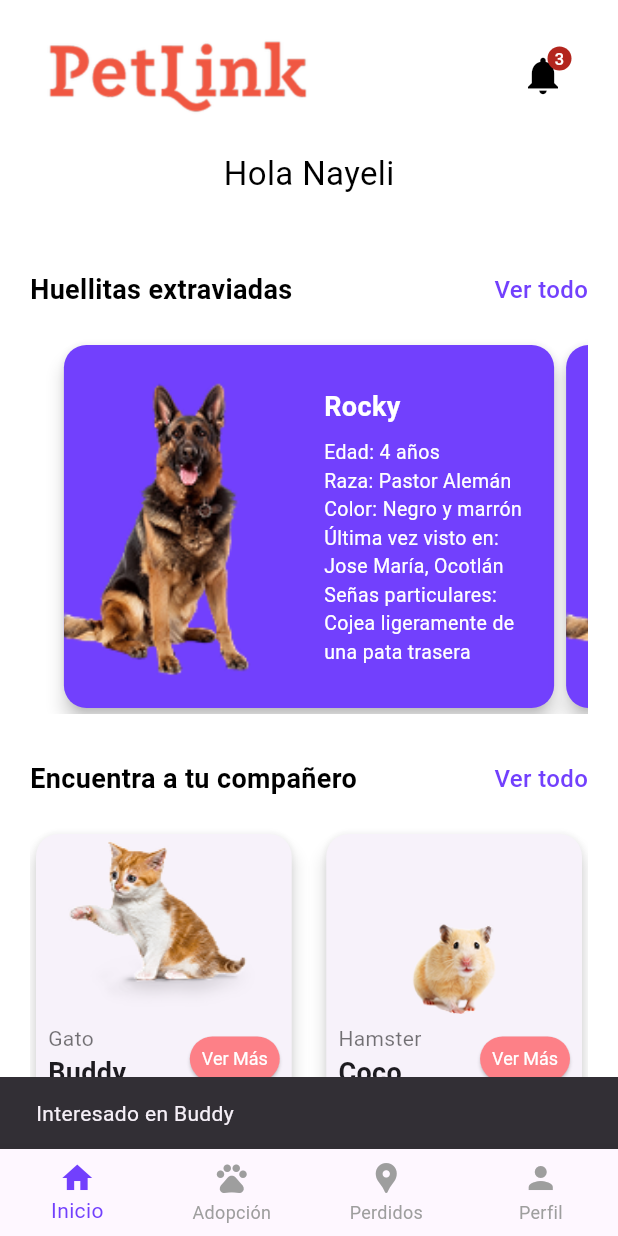
After one commit to nayeliyici/PetLink, a Flutter app: the MainScreen screen opened by its route, after a tap on "Ver Más", on a phone screen of 412 x 824 dp. The commit adds this screen. Run offline on Flutter 3.47's test engine with Material 3 defaults, Android fonts, the light colour scheme and no system bars.

Commit message:
finish page home, add pages shared

```diff
--- a/lib/main.dart
+++ b/lib/main.dart
@@ -1,4 +1,5 @@
 import 'package:flutter/material.dart';
+import 'package:pet_link/main_screen.dart';
 import 'package:pet_link/pages/login.dart';
 
 void main() {
@@ -10,9 +11,13 @@ class MainApp extends StatelessWidget {
 
   @override
   Widget build(BuildContext context) {
-    return const MaterialApp(
+    return MaterialApp(
       debugShowCheckedModeBanner: false,
-      home: SplashScreen(),
+      home: const SplashScreen(),
+      routes: {
+        '/login': (context) => const Login(),
+        '/main': (context) => const MainScreen(),
+      },
     );
   }
 }
@@ -34,10 +39,7 @@ class _SplashScreenState extends State<SplashScreen> {
   _navigateToLogin() async {
     await Future.delayed(const Duration(seconds: 3));
     if (mounted) {
-      Navigator.pushReplacement(
-        context,
-        MaterialPageRoute(builder: (context) => const Login()),
-      );
+      Navigator.pushReplacementNamed(context, '/login');
     }
   }
 
@@ -48,7 +50,6 @@ class _SplashScreenState extends State<SplashScreen> {
       body: Center(
         child: Column(
           mainAxisAlignment: MainAxisAlignment.center,
-          crossAxisAlignment: CrossAxisAlignment.center,
           children: [
             SizedBox(
               width: 200,
--- /dev/null
+++ b/lib/main_screen.dart
@@ -0,0 +1,49 @@
+import 'package:flutter/material.dart';
+import 'package:pet_link/pages/home.dart';
+import 'package:pet_link/pages/adoption.dart';
+import 'package:pet_link/pages/lost.dart';
+import 'package:pet_link/pages/profile.dart';
+import 'package:pet_link/shared/bottom_bar.dart';
+
+class MainScreen extends StatefulWidget {
+  const MainScreen({super.key});
+
+  @override
+  State<MainScreen> createState() => _MainScreenState();
+}
+
+class _MainScreenState extends State<MainScreen> {
+  int _selectedIndex = 0;
+  final PageController _pageController = PageController();
+
+  void _onItemTapped(int index) {
+    setState(() {
+      _selectedIndex = index;
+    });
+    _pageController.animateToPage(
+      index,
+      duration: const Duration(milliseconds: 300),
+      curve: Curves.easeInOut,
+    );
+  }
+
+  @override
+  Widget build(BuildContext context) {
+    return Scaffold(
+      body: PageView(
+        controller: _pageController,
+        physics: const NeverScrollableScrollPhysics(),
+        children: const [
+          Home(),
+          Adoption(),
+          Lost(),
+          Profile()
+        ],
+      ),
+      bottomNavigationBar: BottomNav(
+        currentIndex: _selectedIndex,
+        onTap: _onItemTapped,
+      ),
+    );
+  }
+}
--- /dev/null
+++ b/lib/pages/adoption.dart
@@ -0,0 +1,14 @@
+import 'package:flutter/material.dart';
+
+class Adoption extends StatelessWidget {
+  const Adoption({super.key});
+
+  @override
+  Widget build(BuildContext context) {
+    return const Scaffold(
+      body: Center(
+        child: Text('Página de Adopción'),
+      ),
+    );
+  }
+}
--- /dev/null
+++ b/lib/pages/home.dart
@@ -0,0 +1,304 @@
+import 'package:flutter/material.dart';
+import 'package:pet_link/pages/adoption.dart';
+import 'package:pet_link/pages/lost.dart';
+import 'package:pet_link/shared/app_bar.dart';
+import 'package:pet_link/shared/bottom_bar.dart';
+
+class Home extends StatefulWidget {
+  const Home({super.key});
+
+  @override
+  State<Home> createState() => _HomeState();
+}
+
+class _HomeState extends State<Home> {
+  final List<Map<String, String>> lostPets = [
+    {
+      'image': 'assets/images/rocky.png',
+      'name': 'Rocky',
+      'age': '4 años',
+      'breed': 'Pastor Alemán',
+      'color': 'Negro y marrón',
+      'last_seen': 'Jose María, Ocotlán',
+      'distinguishing_features': 'Cojea ligeramente de una pata trasera'
+    },
+    {
+      'image': 'assets/images/rocky.png',
+      'name': 'Luna',
+      'age': '3 años',
+      'breed': 'Golden Retriever',
+      'color': 'Dorado',
+      'last_seen': 'Centro, Guadalajara',
+      'distinguishing_features': 'Tiene una mancha blanca en la pata izquierda'
+    },
+  ];
+
+  final List<Map<String, String>> adoptionPets = [
+    {
+      'image': 'assets/images/gato.png',
+      'category': 'Gato',
+      'name': 'Buddy',
+    },
+    {
+      'image': 'assets/images/hamster.png',
+      'category': 'Hamster',
+      'name': 'Coco',
+    },
+  ];
+
+  @override
+  Widget build(BuildContext context) {
+    return Scaffold(
+      backgroundColor: Colors.white,
+      appBar: const CustomAppBar(),
+      body:
+      Padding(
+        padding: const EdgeInsets.all(20.0),
+        child: SingleChildScrollView(
+          child: Column(
+            crossAxisAlignment: CrossAxisAlignment.start,
+            children: [
+              Row(
+                mainAxisAlignment: MainAxisAlignment.spaceBetween,
+                children: [
+                  const Text(
+                    'Huellitas extraviadas',
+                    style: TextStyle(
+                      fontSize: 18,
+                      fontWeight: FontWeight.bold,
+                      color: Colors.black,
+                    ),
+                  ),
+                  GestureDetector(
+                    onTap: () {
+                      ScaffoldMessenger.of(context).showSnackBar(
+                        const SnackBar(content: Text('Ver todo - Perdidas')),
+                      );
+                    },
+                    child: const Text(
+                      'Ver todo',
+                      style: TextStyle(
+                        fontSize: 16,
+                        color: Color.fromARGB(255, 114, 64, 253),
+                        fontWeight: FontWeight.w500,
+                      ),
+                    ),
+                  ),
+                ],
+              ),
+              const SizedBox(height: 20),
+              SizedBox(
+                height: 250,
+                child: PageView.builder(
+                  itemCount: lostPets.length,
+                  controller: PageController(viewportFraction: 0.9),
+                  itemBuilder: (context, index) {
+                    final pet = lostPets[index];
+                    return Card(
+                      color: const Color.fromARGB(255, 114, 64, 253),
+                      shape: RoundedRectangleBorder(
+                        borderRadius: BorderRadius.circular(15),
+                      ),
+                      elevation: 5,
+                      child: Row(
+                        children: [
+                          Expanded(
+                            child: ClipRRect(
+                              borderRadius: const BorderRadius.only(
+                                topLeft: Radius.circular(15),
+                                bottomLeft: Radius.circular(15),
+                              ),
+                              child: Image.asset(
+                                pet['image']!,
+                                fit: BoxFit.cover,
+                                height: 200,
+                                width: double.infinity,
+                              ),
+                            ),
+                          ),
+                          Expanded(
+                            flex: 1,
+                            child: Padding(
+                              padding: const EdgeInsets.all(10.0),
+                              child: Column(
+                                mainAxisAlignment: MainAxisAlignment.center,
+                                crossAxisAlignment: CrossAxisAlignment.start,
+                                children: [
+                                  Text(
+                                    pet['name']!,
+                                    style: const TextStyle(
+                                      fontSize: 18,
+                                      fontWeight: FontWeight.bold,
+                                      color: Colors.white,
+                                    ),
+                                  ),
+                                  const SizedBox(height: 8),
+                                  Text(
+                                    'Edad: ${pet['age']}',
+                                    style: const TextStyle(
+                                      fontSize: 13,
+                                      color: Colors.white,
+                                    ),
+                                  ),
+                                  Text(
+                                    'Raza: ${pet['breed']}',
+                                    style: const TextStyle(
+                                      fontSize: 13,
+                                      color: Colors.white,
+                                    ),
+                                  ),
+                                  Text(
+                                    'Color: ${pet['color']}',
+                                    style: const TextStyle(
+                                      fontSize: 13,
+                                      color: Colors.white,
+                                    ),
+                                  ),
+                                  Text(
+                                    'Última vez visto en: ${pet['last_seen']}',
+                                    style: const TextStyle(
+                                      fontSize: 13,
+                                      color: Colors.white,
+                                    ),
+                                  ),
+                                  Text(
+                                    'Señas particulares: ${pet['distinguishing_features']}',
+                                    style: const TextStyle(
+                                      fontSize: 13,
+                                      color: Colors.white,
+                                    ),
+                                  ),
+                                ],
+                              ),
+                            ),
+                          ),
+                        ],
+                      ),
+                    );
+                  },
+                ),
+              ),
+              const SizedBox(height: 30),
+              Row(
+                mainAxisAlignment: MainAxisAlignment.spaceBetween,
+                children: [
+                  const Text(
+                    'Encuentra a tu compañero',
+                    style: TextStyle(
+                      fontSize: 18,
+                      fontWeight: FontWeight.bold,
+                      color: Colors.black,
+                    ),
+                  ),
+                  GestureDetector(
+                    onTap: () {
+                      ScaffoldMessenger.of(context).showSnackBar(
+                        const SnackBar(content: Text('Ver todo - Adopción')),
+                      );
+                    },
+                    child: const Text(
+                      'Ver todo',
+                      style: TextStyle(
+                        fontSize: 16,
+                        color: Color.fromARGB(255, 114, 64, 253),
+                        fontWeight: FontWeight.w500,
+                      ),
+                    ),
+                  ),
+                ],
+              ),
+              const SizedBox(height: 20),
+              GridView.builder(
+                shrinkWrap: true,
+                physics: const NeverScrollableScrollPhysics(),
+                gridDelegate: const SliverGridDelegateWithFixedCrossAxisCount(
+                  crossAxisCount: 2,
+                  crossAxisSpacing: 15,
+                  mainAxisSpacing: 15,
+                  childAspectRatio: 0.85,
+                ),
+                itemCount: adoptionPets.length,
+                itemBuilder: (context, index) {
+                  final pet = adoptionPets[index];
+                  return Card(
+                    elevation: 5,
+                    shape: RoundedRectangleBorder(
+                      borderRadius: BorderRadius.circular(15),
+                    ),
+                    child: Column(
+                      crossAxisAlignment: CrossAxisAlignment.start,
+                      children: [
+                        ClipRRect(
+                          borderRadius: const BorderRadius.only(
+                            topLeft: Radius.circular(15),
+                            topRight: Radius.circular(15),
+                          ),
+                          child: Image.asset(
+                            pet['image']!,
+                            fit: BoxFit.scaleDown,
+                            height: 120,
+                            width: double.infinity,
+                          ),
+                        ),
+                        Padding(
+                          padding: const EdgeInsets.symmetric(
+                              horizontal: 8.0, vertical: 5.0),
+                          child: Row(
+                            mainAxisAlignment: MainAxisAlignment.spaceBetween,
+                            children: [
+                              Column(
+                                crossAxisAlignment: CrossAxisAlignment.start,
+                                children: [
+                                  Text(
+                                    pet['category']!,
+                                    style: const TextStyle(
+                                      fontSize: 14,
+                                      color: Colors.black54,
+                                    ),
+                                  ),
+                                  Text(
+                                    pet['name']!,
+                                    style: const TextStyle(
+                                      fontSize: 18,
+                                      fontWeight: FontWeight.bold,
+                                    ),
+                                  ),
+                                ],
+                              ),
+                              Padding(
+                                padding: const EdgeInsets.only(top: 1.0),
+                                child: ElevatedButton(
+                                  onPressed: () {
+                                    ScaffoldMessenger.of(context).showSnackBar(
+                                      SnackBar(
+                                        content: Text('Interesado en ${pet['name']}')
+                                      ),
+                                    );
+                                  },
+                                  style: ElevatedButton.styleFrom(
+                                    backgroundColor:const Color.fromARGB(255, 253, 128, 135),
+                                    padding: const EdgeInsets.symmetric(horizontal: 8.0, vertical: 4.0),
+                                    minimumSize: const Size(50, 30),
+                                    textStyle: const TextStyle(fontSize: 12),
+                                  ),
+                                  child: const Text(
+                                    'Ver Más',
+                                    style: TextStyle(color: Colors.white),
+                                  ),
+                                ),
+                              )
+                            ],
+                          ),
+                        ),
+                      ],
+                    ),
+                  );
+                },
+              ),
+            ],
+          ),
+        ),
+      ),
+    );
+  }
+}
--- a/lib/pages/login.dart
+++ b/lib/pages/login.dart
@@ -1,11 +1,12 @@
 import 'package:flutter/material.dart';
+import 'package:pet_link/pages/home.dart';
 import 'package:pet_link/pages/register.dart';
 
 class Login extends StatefulWidget {
   const Login({super.key});
 
   @override
-  _LoginState createState() => _LoginState();
+  State<Login> createState() => _LoginState();
 }
 
 class _LoginState extends State<Login> {
@@ -128,8 +129,9 @@ class _LoginState extends State<Login> {
             const SizedBox(height: 20),
 
             ElevatedButton(
-              onPressed: _isButtonEnabled ? () {
-              } : null,
+              onPressed: () {
+                Navigator.pushReplacementNamed(context, '/main');
+              },
               style: ElevatedButton.styleFrom(
                 padding: const EdgeInsets.symmetric(horizontal: 90, vertical: 18),
                 backgroundColor: Color.fromARGB(255, 114, 64, 253),
--- /dev/null
+++ b/lib/pages/lost.dart
@@ -0,0 +1,14 @@
+import 'package:flutter/material.dart';
+
+class Lost extends StatelessWidget {
+  const Lost({super.key});
+
+  @override
+  Widget build(BuildContext context) {
+    return const Scaffold(
+      body: Center(
+        child: Text('Página de Perdidos'),
+      ),
+    );
+  }
+}
--- /dev/null
+++ b/lib/pages/profile.dart
@@ -0,0 +1,14 @@
+import 'package:flutter/material.dart';
+
+class Profile extends StatelessWidget {
+  const Profile({super.key});
+
+  @override
+  Widget build(BuildContext context) {
+    return const Scaffold(
+      body: Center(
+        child: Text('Página de Perfil'),
+      ),
+    );
+  }
+}
--- a/lib/pages/register.dart
+++ b/lib/pages/register.dart
@@ -1,10 +1,11 @@
 import 'package:flutter/material.dart';
+import 'package:pet_link/pages/login.dart';
 
 class Register extends StatefulWidget {
   const Register({super.key});
 
   @override
-  _RegisterState createState() => _RegisterState();
+  State<Register> createState() => _RegisterState();
 }
 
 class _RegisterState extends State<Register> {
@@ -35,7 +36,10 @@ class _RegisterState extends State<Register> {
 
   void _validateForm() {
     setState(() {
-      _isButtonEnabled = _nameController.text.isNotEmpty && _lastNameController.text.isNotEmpty && _emailController.text.isNotEmpty && _passwordController.text.isNotEmpty;
+      _isButtonEnabled = _nameController.text.isNotEmpty &&
+          _lastNameController.text.isNotEmpty &&
+          _emailController.text.isNotEmpty &&
+          _passwordController.text.isNotEmpty;
     });
   }
 
@@ -53,7 +57,6 @@ class _RegisterState extends State<Register> {
               height: 250,
               child: Image.asset('assets/images/logo.png'),
             ),
-
             const SizedBox(height: 30),
             SizedBox(
               width: 300,
@@ -75,11 +78,11 @@ class _RegisterState extends State<Register> {
                       width: 2,
                     ),
                   ),
-                  contentPadding: const EdgeInsets.symmetric(vertical: 10, horizontal: 15),
+                  contentPadding:
+                      const EdgeInsets.symmetric(vertical: 10, horizontal: 15),
                 ),
               ),
             ),
-
             const SizedBox(height: 10),
             SizedBox(
               width: 300,
@@ -101,7 +104,8 @@ class _RegisterState extends State<Register> {
                       width: 2,
                     ),
                   ),
-                  contentPadding: const EdgeInsets.symmetric(vertical: 10, horizontal: 15),
+                  contentPadding:
+                      const EdgeInsets.symmetric(vertical: 10, horizontal: 15),
                 ),
               ),
             ),
@@ -126,12 +130,12 @@ class _RegisterState extends State<Register> {
                       width: 2,
                     ),
                   ),
-                  contentPadding: const EdgeInsets.symmetric(vertical: 10, horizontal: 15),
+                  contentPadding:
+                      const EdgeInsets.symmetric(vertical: 10, horizontal: 15),
                 ),
               ),
             ),
             const SizedBox(height: 10),
-
             SizedBox(
               width: 300,
               child: TextField(
@@ -153,22 +157,25 @@ class _RegisterState extends State<Register> {
                       width: 2,
                     ),
                   ),
-                  contentPadding: const EdgeInsets.symmetric(vertical: 10, horizontal: 15),
+                  contentPadding:
+                      const EdgeInsets.symmetric(vertical: 10, horizontal: 15),
                 ),
               ),
             ),
-
             const SizedBox(height: 80),
-
             Row(
               mainAxisAlignment: MainAxisAlignment.center,
               children: [
-                const Text('¿Aún no tienes cuenta? '),
+                const Text('¿Ya tienes cuenta? '),
                 GestureDetector(
                   onTap: () {
+                    Navigator.push(
+                      context,
+                      MaterialPageRoute(builder: (context) => const Login()),
+                    );
                   },
                   child: const Text(
-                    'Regístrate',
+                    'Inicia Sesión',
                     style: TextStyle(
                       color: Color.fromARGB(255, 114, 64, 253),
                       fontWeight: FontWeight.bold,
@@ -178,26 +185,32 @@ class _RegisterState extends State<Register> {
               ],
             ),
             const SizedBox(height: 20),
-
             ElevatedButton(
-              onPressed: _isButtonEnabled ? () {
-              } : null,
+              onPressed: _isButtonEnabled
+                  ? () {
+                      Navigator.pushReplacement(
+                        context,
+                        MaterialPageRoute(builder: (context) => const Login()),
+                      );
+                    }
+                  : null,
               style: ElevatedButton.styleFrom(
-                padding: const EdgeInsets.symmetric(horizontal: 90, vertical: 18),
-                backgroundColor: Color.fromARGB(255, 114, 64, 253),
+                padding:
+                    const EdgeInsets.symmetric(horizontal: 90, vertical: 18),
+                backgroundColor: const Color.fromARGB(255, 114, 64, 253),
                 shape: RoundedRectangleBorder(
                   borderRadius: BorderRadius.circular(30),
                 ),
               ),
               child: const Text(
-                'Iniciar sesión',
+                'Registrarse',
                 style: TextStyle(
-                    fontWeight: FontWeight.bold,
-                    color: Colors.white,
-                    fontSize: 18,
-                )
+                  fontWeight: FontWeight.bold,
+                  color: Colors.white,
+                  fontSize: 18,
+                ),
               ),
-            ),
+            )
           ],
         ),
       ),
--- /dev/null
+++ b/lib/shared/app_bar.dart
@@ -0,0 +1,73 @@
+import 'package:flutter/material.dart';
+
+class CustomAppBar extends StatelessWidget implements PreferredSizeWidget {
+  const CustomAppBar({super.key});
+
+  @override
+  Widget build(BuildContext context) {
+    return Container(
+      color: const Color.fromARGB(255, 255, 255, 255),
+      padding: const EdgeInsets.symmetric(horizontal: 20, vertical: 20),
+      child: Column(
+        crossAxisAlignment: CrossAxisAlignment.start,
+        children: [
+          Row(
+            mainAxisAlignment: MainAxisAlignment.spaceBetween,
+            children: [
+              Image.asset('assets/images/petLink.png', width: 200,),
+              // Container(
+              //   width: 50,
+              //   height: 50,
+              //   decoration: BoxDecoration(
+              //     color: Colors.white,
+              //     borderRadius: BorderRadius.circular(15),
+              //     boxShadow: [
+              //       BoxShadow(
+              //         color: Colors.black26,
+              //         blurRadius: 10,
+              //         offset: const Offset(0, 7),
+              //       ),
+              //     ],
+              //   ),
+              //   child: IconButton(
+              //     icon: const Icon(Icons.notifications_none_outlined, size: 35, color: Colors.black),
+              //     onPressed: () {
+              //       ScaffoldMessenger.of(context).showSnackBar(
+              //         const SnackBar(content: Text('Hola xd')),
+              //       );
+              //     },
+              //   ),
+              // ),
+              Row(
+              mainAxisAlignment: MainAxisAlignment.center,
+              children: <Widget>[
+                const SizedBox(width: 16),
+                IconButton(
+                    icon: Badge.count(count:3, child: const Icon(Icons.notifications)),
+                    iconSize: 30,
+                    color: Colors.black,
+                    padding: EdgeInsets.all(15),
+                    onPressed: () {},
+                  ),
+              ],
+            ),
+            ],
+          ),
+          const SizedBox(height: 20),
+          const Center(
+            child: Text(
+              "Hola Nayeli",
+              style: TextStyle(
+                color: Colors.black,
+                fontSize: 22,
+              ),
+            ),
+          ),
+        ],
+      ),
+    );
+  }
+
+  @override
+  Size get preferredSize => const Size.fromHeight(160);
+}
--- /dev/null
+++ b/lib/shared/bottom_bar.dart
@@ -0,0 +1,41 @@
+import 'package:flutter/material.dart';
+
+class BottomNav extends StatelessWidget {
+  final int currentIndex;
+  final Function(int) onTap;
+
+  const BottomNav({
+    super.key,
+    required this.currentIndex,
+    required this.onTap,
+  });
+
+  @override
+  Widget build(BuildContext context) {
+    return BottomNavigationBar(
+      currentIndex: currentIndex,
+      onTap: onTap,
+      selectedItemColor: const Color.fromARGB(255, 114, 64, 253),
+      unselectedItemColor: Colors.grey,
+      type: BottomNavigationBarType.fixed,
+      items: const [
+        BottomNavigationBarItem(
+          icon: Icon(Icons.home),
+          label: 'Inicio',
+        ),
+        BottomNavigationBarItem(
+          icon: Icon(Icons.pets),
+          label: 'Adopción',
+        ),
+        BottomNavigationBarItem(
+          icon: Icon(Icons.location_pin),
+          label: 'Perdidos',
+        ),
+        BottomNavigationBarItem(
+          icon: Icon(Icons.person),
+          label: 'Perfil',
+        ),
+      ],
+    );
+  }
+}
--- a/pubspec.yaml
+++ b/pubspec.yaml
@@ -20,3 +20,7 @@ flutter:
   assets:
     - assets/splash.gif
     - assets/images/logo.png
+    - assets/images/petLink.png
+    - assets/images/rocky.png
+    - assets/images/gato.png
+    - assets/images/hamster.png
```
Also changed, not shown: assets/images/gato.png (added), assets/images/hamster.png (added), assets/images/petLink.png (added), assets/images/rocky.png (added), assets/logo.png (deleted).
